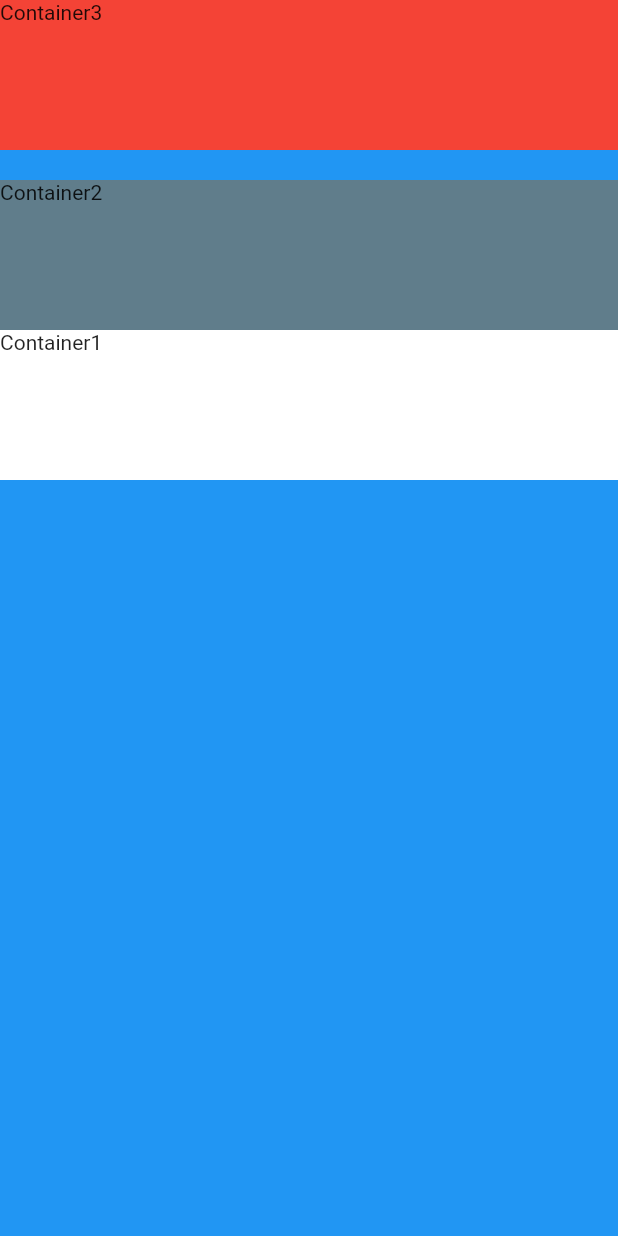
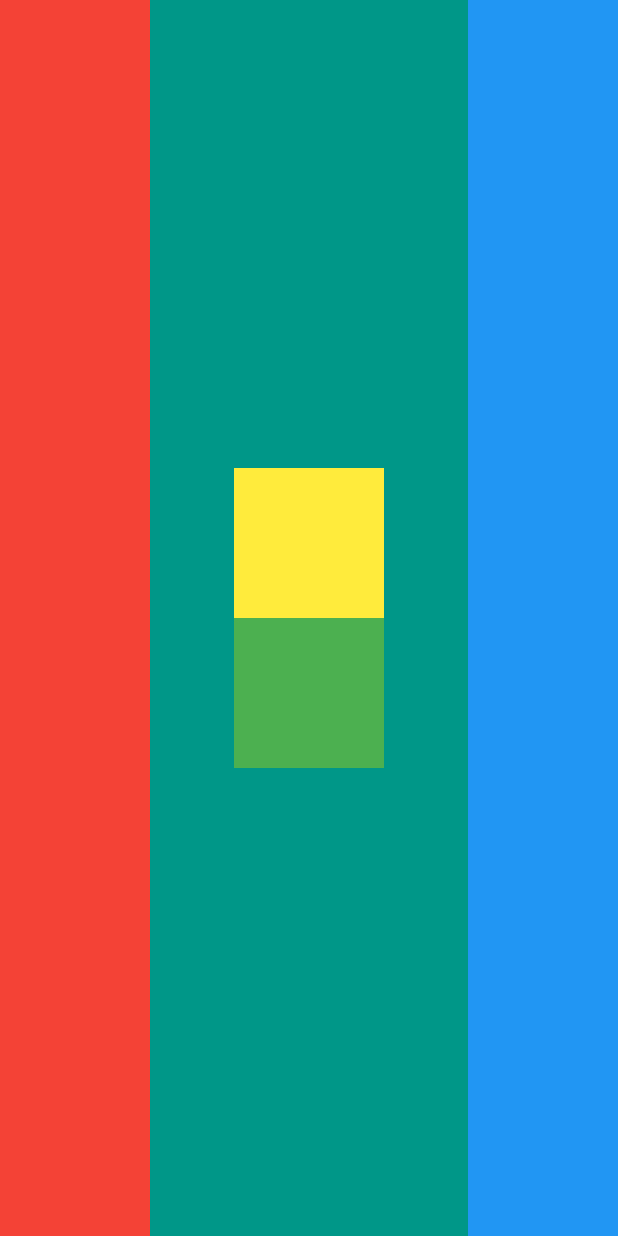
Before and after one commit to zzjjaayy/Flutter_personal_card, a Flutter app: the screen it shows after launch, on a phone screen of 412 x 824 dp. Run offline on Flutter 3.47's test engine with Material 2 defaults, Android fonts, the phone set to English and light mode, and no system bars.

Commit message:
Layout Challenge

```diff
--- a/lib/main.dart
+++ b/lib/main.dart
@@ -6,66 +6,42 @@ void main() {
   runApp(MyApp());
 }
 
-// A Column Widget {Multi Child Layout}
-// Aligns all its children vertically
-//
 class MyApp extends StatelessWidget {
   @override
   Widget build(BuildContext context) {
     return MaterialApp(
       home: Scaffold(
-        backgroundColor: Colors.blue,
+        backgroundColor: Colors.teal,
         body: SafeArea(
-          child: Column(
-            verticalDirection: VerticalDirection.up,
-            // the above property changes the direction from the which the
-            // children are starting to align. Possible values are "up" and "down"
-
-            mainAxisSize: MainAxisSize.min,
-            // this will shrink the main axis {vertical in case of columns} to
-            // min unlike previously where the column took all of the
-            // horizontal space.
-
-            mainAxisAlignment: MainAxisAlignment.end,
-            // this determines the position of the children in the column
-            // i.e start, end, center, etc.
-            // the other values are spaceAround, spaceBetween and spaceEvenly
-            // which are very similar to flexBox in css.
-            // NOTE : mainAxis will change when it is column or row.
-
-            crossAxisAlignment: CrossAxisAlignment.stretch,
-            // crossAxis is the non-primary axis, horizontal in case of Column
-            // "stretch" value makes the children all the available space in
-            // the container wrt to this axis
+          child: Row(
+            mainAxisAlignment: MainAxisAlignment.spaceBetween,
             children: [
               Container(
-                height: 100.0,
+                color: Colors.red,
                 width: 100.0,
-                color: Colors.white,
-                child: Text("Container1"),
               ),
               Container(
-                height: 100.0,
+                // color: Colors.white,
                 width: 100.0,
-                color: Colors.blueGrey,
-                child: Text("Container2"),
-              ),
-              SizedBox(
-                height: 20.0,
-                // a sized box is used to make space between the column items
+                child: Column(
+                  mainAxisAlignment: MainAxisAlignment.center,
+                  children: [
+                    Container(
+                      color: Colors.yellow,
+                      height: 100.0,
+                      width: 100.0,
+                    ),
+                    Container(
+                      color: Colors.green,
+                      width: 100.0,
+                      height: 100.0,
+                    ),
+                  ],
+                ),
               ),
               Container(
-                height: 100.0,
+                color: Colors.blue,
                 width: 100.0,
-                color: Colors.red,
-                child: Text("Container3"),
-              ),
-              Container(
-                width: double.infinity,
-                // this sets the width of the container to "infinity"
-                // this container is to increase the width of the column
-                // and then the rest of the containers will appear in the
-                // center of the screen
               ),
             ],
           ),
@@ -74,10 +50,3 @@ class MyApp extends StatelessWidget {
     );
   }
 }
-
-// Row :
-// All the properties talked about in the above section for columns apply to Rows
-// just with the difference of direction
-// main axis will become horizontal instead of vertical
-// cross axis will be vertical
-// width and height will have different implications in elements like SizedBox
```
